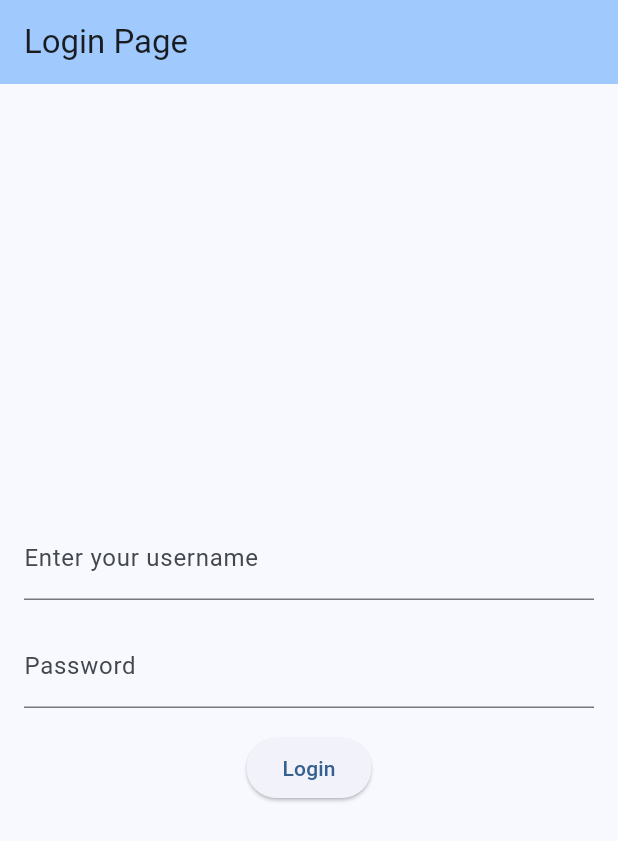
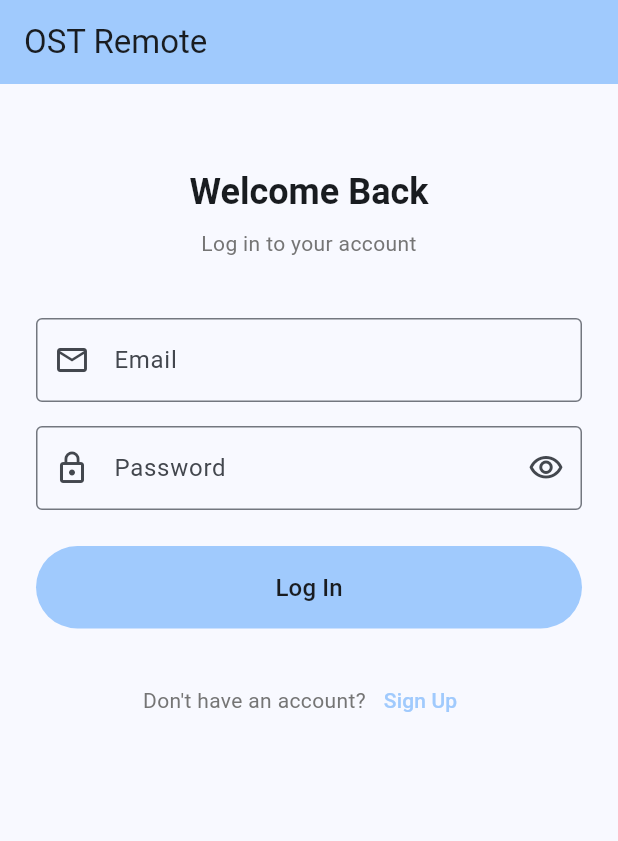
Before and after one commit to SplitTime/ost-remote-pro, a Flutter app: the screen it shows after launch, on a phone screen of 412 x 824 dp. Shown: the top 841 px of the screen. Run offline on Flutter 3.47's test engine with Material 3 defaults, Android fonts, the phone set to English and light mode, and no system bars; our stand-ins replace shared_preferences.

Commit message:
Implement sign-up functionality and removed unused code.
- Added SignUpPage for user registration with external link to OpenSplitTime.
- Integrated URL launcher for opening the sign-up page in a browser.
- Updated LoginPage to include a link to the new SignUpPage.
NetworkManager dependency.
- Improved error handling and loading states in LoginPage.
- Created tests for SignUpPage to ensure proper functionality and validation.

```diff
--- a/lib/pages/login.dart
+++ b/lib/pages/login.dart
@@ -1,6 +1,7 @@
 import 'package:flutter/material.dart';
 import 'package:open_split_time_v2/services/network_manager.dart';
 import 'package:open_split_time_v2/pages/event_select.dart';
+import 'package:open_split_time_v2/pages/signup.dart';
 import 'package:open_split_time_v2/services/preferences_service.dart';
 
 
@@ -18,12 +19,20 @@ class _LoginPageState extends State<LoginPage> {
   final _prefs = PreferencesService();
 
   bool _isLoading = false;
+  bool _obscurePassword = true;
   String? _error;
 
   @override
   void initState() {
     super.initState();
     _emailController.text = _prefs.email ?? '';
+  }
+
+  @override
+  void dispose() {
+    _emailController.dispose();
+    _passwordController.dispose();
+    super.dispose();
   }
 
   Future<void> _login() async {
@@ -42,8 +51,7 @@ class _LoginPageState extends State<LoginPage> {
       Navigator.pushReplacement(
         context,
         MaterialPageRoute(
-          builder: (context) =>
-              const EventSelect(),
+          builder: (context) => const EventSelect(),
         ),
       );
     } catch (e) {
@@ -51,53 +59,141 @@ class _LoginPageState extends State<LoginPage> {
         _error = 'Login failed. Please check your credentials.';
       });
     } finally {
-      setState(() {
-        _isLoading = false;
-      });
+      if (mounted) setState(() => _isLoading = false);
     }
   }
 
   @override
   Widget build(BuildContext context) {
+    final colorScheme = Theme.of(context).colorScheme;
+
     return Scaffold(
       appBar: AppBar(
-        backgroundColor: Theme.of(context).colorScheme.inversePrimary,
-        title: const Text('Login Page'),
+        backgroundColor: colorScheme.inversePrimary,
+        title: const Text('OST Remote'),
       ),
-      body: Center(
-        child: Padding(
-          padding: const EdgeInsets.all(16),
+      body: SafeArea(
+        child: SingleChildScrollView(
+          padding: const EdgeInsets.symmetric(horizontal: 24, vertical: 32),
           child: Column(
-            mainAxisAlignment: MainAxisAlignment.center,
+            crossAxisAlignment: CrossAxisAlignment.stretch,
             children: [
+              const SizedBox(height: 24),
+
+              // Header
+              Text(
+                'Welcome Back',
+                style: Theme.of(context).textTheme.headlineSmall?.copyWith(
+                      fontWeight: FontWeight.bold,
+                    ),
+                textAlign: TextAlign.center,
+              ),
+              const SizedBox(height: 8),
+              Text(
+                'Log in to your account',
+                style: Theme.of(context).textTheme.bodyMedium?.copyWith(
+                      color: Colors.grey.shade600,
+                    ),
+                textAlign: TextAlign.center,
+              ),
+              const SizedBox(height: 40),
+
+              // Email field
               TextField(
                 controller: _emailController,
+                keyboardType: TextInputType.emailAddress,
+                textInputAction: TextInputAction.next,
+                autocorrect: false,
                 decoration: const InputDecoration(
-                  border: UnderlineInputBorder(),
-                  labelText: 'Enter your username',
+                  labelText: 'Email',
+                  prefixIcon: Icon(Icons.email_outlined),
+                  border: OutlineInputBorder(),
                 ),
               ),
               const SizedBox(height: 16),
+
+              // Password field
               TextField(
                 controller: _passwordController,
-                obscureText: true,
-                decoration: const InputDecoration(
-                  border: UnderlineInputBorder(),
+                obscureText: _obscurePassword,
+                textInputAction: TextInputAction.done,
+                onSubmitted: (_) => _login(),
+                decoration: InputDecoration(
                   labelText: 'Password',
+                  prefixIcon: const Icon(Icons.lock_outline),
+                  border: const OutlineInputBorder(),
+                  suffixIcon: IconButton(
+                    icon: Icon(
+                      _obscurePassword
+                          ? Icons.visibility_outlined
+                          : Icons.visibility_off_outlined,
+                    ),
+                    onPressed: () =>
+                        setState(() => _obscurePassword = !_obscurePassword),
+                  ),
                 ),
               ),
-              const SizedBox(height: 16),
-              if (_isLoading)
-                const CircularProgressIndicator()
-              else
-                ElevatedButton(
-                  onPressed: _login,
-                  child: const Text('Login'),
+              const SizedBox(height: 24),
+
+              // Error message
+              if (_error != null) ...[
+                Container(
+                  padding: const EdgeInsets.all(12),
+                  decoration: BoxDecoration(
+                    color: colorScheme.errorContainer,
+                    borderRadius: BorderRadius.circular(8),
+                  ),
+                  child: Text(
+                    _error!,
+                    style: TextStyle(color: colorScheme.onErrorContainer),
+                    textAlign: TextAlign.center,
+                  ),
                 ),
-              if (_error != null) ...[
-                const SizedBox(height: 12),
-                Text(_error!, style: const TextStyle(color: Colors.red)),
+                const SizedBox(height: 16),
               ],
+
+              // Login button
+              FilledButton(
+                onPressed: _isLoading ? null : _login,
+                style: FilledButton.styleFrom(
+                  backgroundColor: colorScheme.inversePrimary,
+                  foregroundColor: colorScheme.onSurface,
+                  padding: const EdgeInsets.symmetric(vertical: 16),
+                ),
+                child: _isLoading
+                    ? const SizedBox(
+                        height: 20,
+                        width: 20,
+                        child: CircularProgressIndicator(strokeWidth: 2),
+                      )
+                    : const Text('Log In', style: TextStyle(fontSize: 16)),
+              ),
+              const SizedBox(height: 24),
+
+              // Sign up link
+              Row(
+                mainAxisAlignment: MainAxisAlignment.center,
+                children: [
+                  Text(
+                    "Don't have an account?",
+                    style: TextStyle(color: Colors.grey.shade600),
+                  ),
+                  TextButton(
+                    onPressed: () {
+                      Navigator.push(
+                        context,
+                        MaterialPageRoute(
+                          builder: (context) => const SignUpPage(),
+                        ),
+                      );
+                    },
+                    style: TextButton.styleFrom(
+                      foregroundColor: colorScheme.inversePrimary,
+                    ),
+                    child: const Text('Sign Up'),
+                  ),
+                ],
+              ),
             ],
           ),
         ),
```
Also changed, not shown: lib/controllers/live_entry_controller.dart (+1 -12 lines), lib/pages/signup.dart (added, +90 -0 lines), lib/services/network_manager.dart (+100 -38 lines), lib/services/preferences_service.dart (+10 -3 lines), tool/run_tests.dart (+4 -5 lines), 3 other files.
